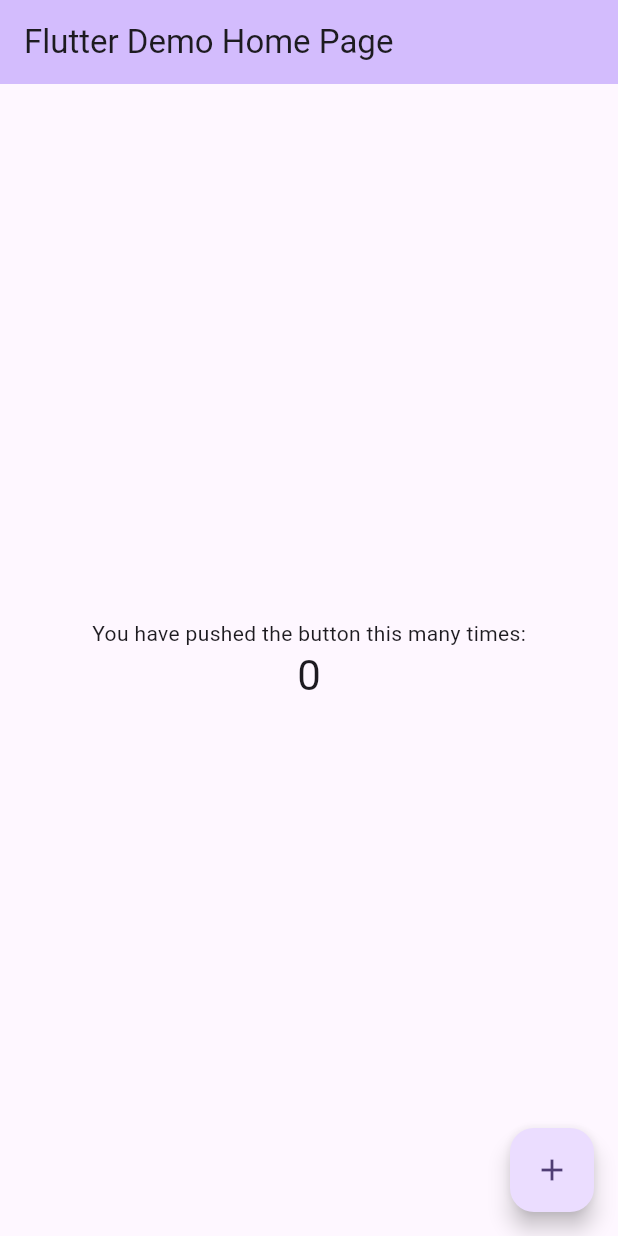
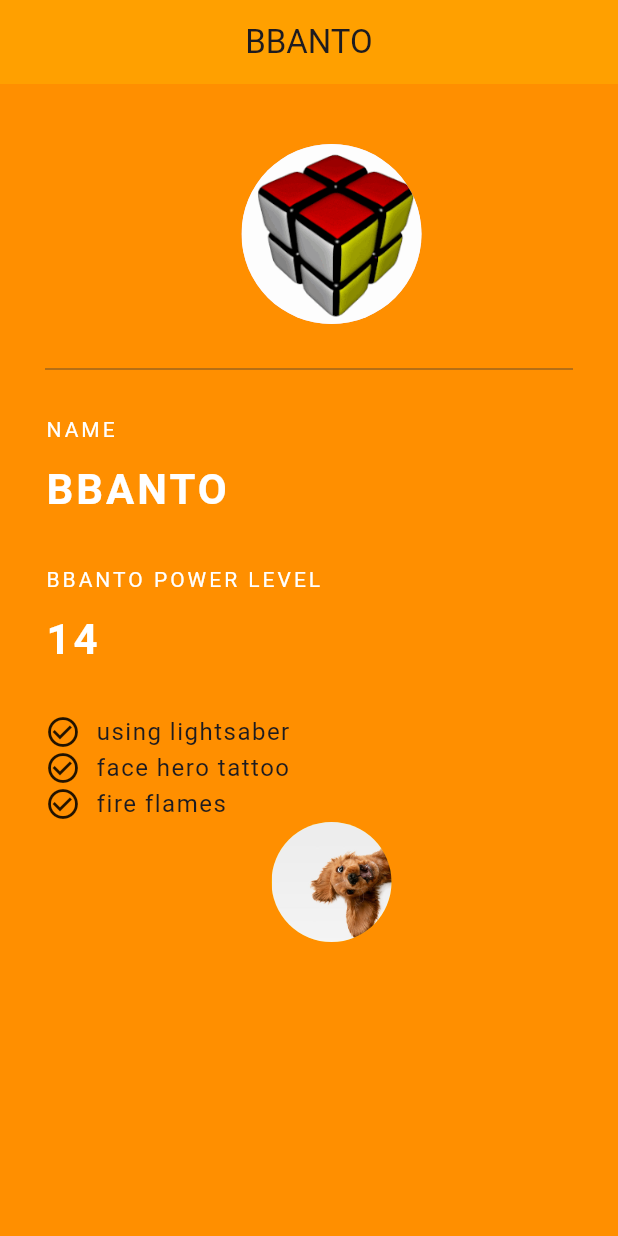
Before and after one commit to 1478952/flutter, a Flutter app: the screen it shows after launch, on a phone screen of 412 x 824 dp. Run offline on Flutter 3.47's test engine with Material 3 defaults, Android fonts, the phone set to English and light mode, and no system bars.

Commit message:
flutter 첫 프로젝트

```diff
--- a/first_app/lib/main.dart
+++ b/first_app/lib/main.dart
@@ -1,125 +1,134 @@
-import 'package:flutter/material.dart';
+import "package:flutter/material.dart"; // 프로젝트 시작시 무조건적으로 import해주어야 하는 라이브러리
 
-void main() {
-  runApp(const MyApp());
-}
+void main() => runApp(const MyApp()); // 최상위 함수
 
+// 스크린레이아웃을 최초로 빌드하는 역할 어떤 변화나 움직임이 없어야한다.
 class MyApp extends StatelessWidget {
   const MyApp({super.key});
 
-  // This widget is the root of your application.
   @override
   Widget build(BuildContext context) {
-    return MaterialApp(
-      title: 'Flutter Demo',
-      theme: ThemeData(
-        // This is the theme of your application.
-        //
-        // TRY THIS: Try running your application with "flutter run". You'll see
-        // the application has a purple toolbar. Then, without quitting the app,
-        // try changing the seedColor in the colorScheme below to Colors.green
-        // and then invoke "hot reload" (save your changes or press the "hot
-        // reload" button in a Flutter-supported IDE, or press "r" if you used
-        // the command line to start the app).
-        //
-        // Notice that the counter didn't reset back to zero; the application
-        // state is not lost during the reload. To reset the state, use hot
-        // restart instead.
-        //
-        // This works for code too, not just values: Most code changes can be
-        // tested with just a hot reload.
-        colorScheme: ColorScheme.fromSeed(seedColor: Colors.deepPurple),
-        useMaterial3: true,
-      ),
-      home: const MyHomePage(title: 'Flutter Demo Home Page'),
+    return const MaterialApp(
+      debugShowCheckedModeBanner: false,
+      title: "Charactor card",
+      home: Grade(),
     );
   }
 }
 
-class MyHomePage extends StatefulWidget {
-  const MyHomePage({super.key, required this.title});
-
-  // This widget is the home page of your application. It is stateful, meaning
-  // that it has a State object (defined below) that contains fields that affect
-  // how it looks.
-
-  // This class is the configuration for the state. It holds the values (in this
-  // case the title) provided by the parent (in this case the App widget) and
-  // used by the build method of the State. Fields in a Widget subclass are
-  // always marked "final".
-
-  final String title;
-
-  @override
-  State<MyHomePage> createState() => _MyHomePageState();
-}
-
-class _MyHomePageState extends State<MyHomePage> {
-  int _counter = 0;
-
-  void _incrementCounter() {
-    setState(() {
-      // This call to setState tells the Flutter framework that something has
-      // changed in this State, which causes it to rerun the build method below
-      // so that the display can reflect the updated values. If we changed
-      // _counter without calling setState(), then the build method would not be
-      // called again, and so nothing would appear to happen.
-      _counter++;
-    });
-  }
+class Grade extends StatelessWidget {
+  const Grade({super.key});
 
   @override
   Widget build(BuildContext context) {
-    // This method is rerun every time setState is called, for instance as done
-    // by the _incrementCounter method above.
-    //
-    // The Flutter framework has been optimized to make rerunning build methods
-    // fast, so that you can just rebuild anything that needs updating rather
-    // than having to individually change instances of widgets.
     return Scaffold(
+      backgroundColor: Colors.amber[800],
+      // 교육학에선 무언가를 혼자 해낼 수 있도록 발판을 만들어주다.
       appBar: AppBar(
-        // TRY THIS: Try changing the color here to a specific color (to
-        // Colors.amber, perhaps?) and trigger a hot reload to see the AppBar
-        // change color while the other colors stay the same.
-        backgroundColor: Theme.of(context).colorScheme.inversePrimary,
-        // Here we take the value from the MyHomePage object that was created by
-        // the App.build method, and use it to set our appbar title.
-        title: Text(widget.title),
+        title: const Text("BBANTO"),
+        centerTitle: true, // 가운데 정렬
+        backgroundColor: Colors.amber[700],
+        elevation: 0, // appBar의 그림자를 제거해줌
       ),
-      body: Center(
-        // Center is a layout widget. It takes a single child and positions it
-        // in the middle of the parent.
+      body: const Padding(
+        padding: EdgeInsets.fromLTRB(30, 40, 0, 0),
         child: Column(
-          // Column is also a layout widget. It takes a list of children and
-          // arranges them vertically. By default, it sizes itself to fit its
-          // children horizontally, and tries to be as tall as its parent.
-          //
-          // Column has various properties to control how it sizes itself and
-          // how it positions its children. Here we use mainAxisAlignment to
-          // center the children vertically; the main axis here is the vertical
-          // axis because Columns are vertical (the cross axis would be
-          // horizontal).
-          //
-          // TRY THIS: Invoke "debug painting" (choose the "Toggle Debug Paint"
-          // action in the IDE, or press "p" in the console), to see the
-          // wireframe for each widget.
-          mainAxisAlignment: MainAxisAlignment.center,
-          children: <Widget>[
-            const Text(
-              'You have pushed the button this many times:',
+          crossAxisAlignment: CrossAxisAlignment.start,
+          children: [
+            Center(
+              child: CircleAvatar(
+                backgroundImage: AssetImage("assets/giphy.gif"),
+                radius: 60,
+              ),
+            ),
+            Divider(
+              height: 60,
+              color: Color.fromARGB(255, 59, 59, 59),
+              thickness: 0.5,
+              endIndent: 30,
             ),
             Text(
-              '$_counter',
-              style: Theme.of(context).textTheme.headlineMedium,
+              "NAME",
+              style: TextStyle(color: Colors.white, letterSpacing: 2),
             ),
+            SizedBox(
+              height: 10,
+            ),
+            Text(
+              "BBANTO",
+              style: TextStyle(
+                  color: Colors.white,
+                  letterSpacing: 2,
+                  fontSize: 28,
+                  fontWeight: FontWeight.bold),
+            ),
+            SizedBox(
+              height: 30,
+            ),
+            Text(
+              "BBANTO POWER LEVEL",
+              style: TextStyle(color: Colors.white, letterSpacing: 2),
+            ),
+            SizedBox(
+              height: 10,
+            ),
+            Text(
+              "14",
+              style: TextStyle(
+                  color: Colors.white,
+                  letterSpacing: 2,
+                  fontSize: 28,
+                  fontWeight: FontWeight.bold),
+            ),
+            SizedBox(
+              height: 30,
+            ),
+            Row(
+              children: [
+                Icon(Icons.check_circle_outline),
+                SizedBox(
+                  width: 10,
+                ),
+                Text(
+                  "using lightsaber",
+                  style: TextStyle(fontSize: 16, letterSpacing: 1),
+                )
+              ],
+            ),
+            Row(
+              children: [
+                Icon(Icons.check_circle_outline),
+                SizedBox(
+                  width: 10,
+                ),
+                Text(
+                  "face hero tattoo",
+                  style: TextStyle(fontSize: 16, letterSpacing: 1),
+                )
+              ],
+            ),
+            Row(
+              children: [
+                Icon(Icons.check_circle_outline),
+                SizedBox(
+                  width: 10,
+                ),
+                Text(
+                  "fire flames",
+                  style: TextStyle(fontSize: 16, letterSpacing: 1),
+                )
+              ],
+            ),
+            Center(
+              child: CircleAvatar(
+                backgroundImage: AssetImage("assets/dog.jpg"),
+                radius: 40,
+                backgroundColor: Colors.amber,
+              ),
+            )
           ],
         ),
       ),
-      floatingActionButton: FloatingActionButton(
-        onPressed: _incrementCounter,
-        tooltip: 'Increment',
-        child: const Icon(Icons.add),
-      ), // This trailing comma makes auto-formatting nicer for build methods.
     );
   }
 }
```
Also changed, not shown: first_app/pubspec.yaml (+5 -7 lines), first_app/assets/dog.jpg (added), first_app/assets/giphy.gif (added), 1 other file.
